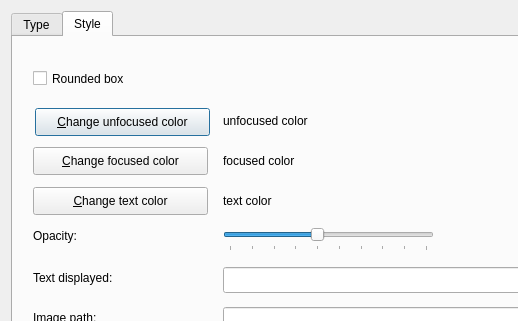
Qt form builder/BoxEditor.ui (canercandan/iot-project) before a commit; both pictures show x 0 to 518 and y 0 to 321 of the 661 by 455 pixel window.
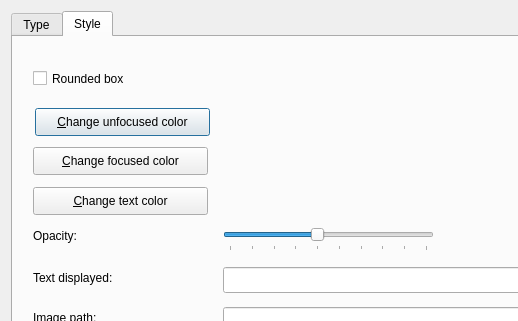
The same form after that commit. The open tabs and pages were chosen to show the change.

What changed in the file:
```diff
--- a/builder/BoxEditor.ui
+++ b/builder/BoxEditor.ui
@@ -405,7 +405,7 @@
           </size>
          </property>
          <property name="text">
-          <string>focused color</string>
+          <string/>
          </property>
         </widget>
         <widget class="QLabel" name="unfocusedLabel">
@@ -424,7 +424,10 @@
           </size>
          </property>
          <property name="text">
-          <string>unfocused color</string>
+          <string/>
+         </property>
+         <property name="scaledContents">
+          <bool>true</bool>
          </property>
         </widget>
         <widget class="QPushButton" name="unfocusedButton">
@@ -518,7 +521,7 @@
           </size>
          </property>
          <property name="text">
-          <string>text color</string>
+          <string/>
          </property>
         </widget>
         <widget class="QLabel" name="opacityLabel">
```
Left out of the diff: 10 changed lines with no effect on the pictures.
